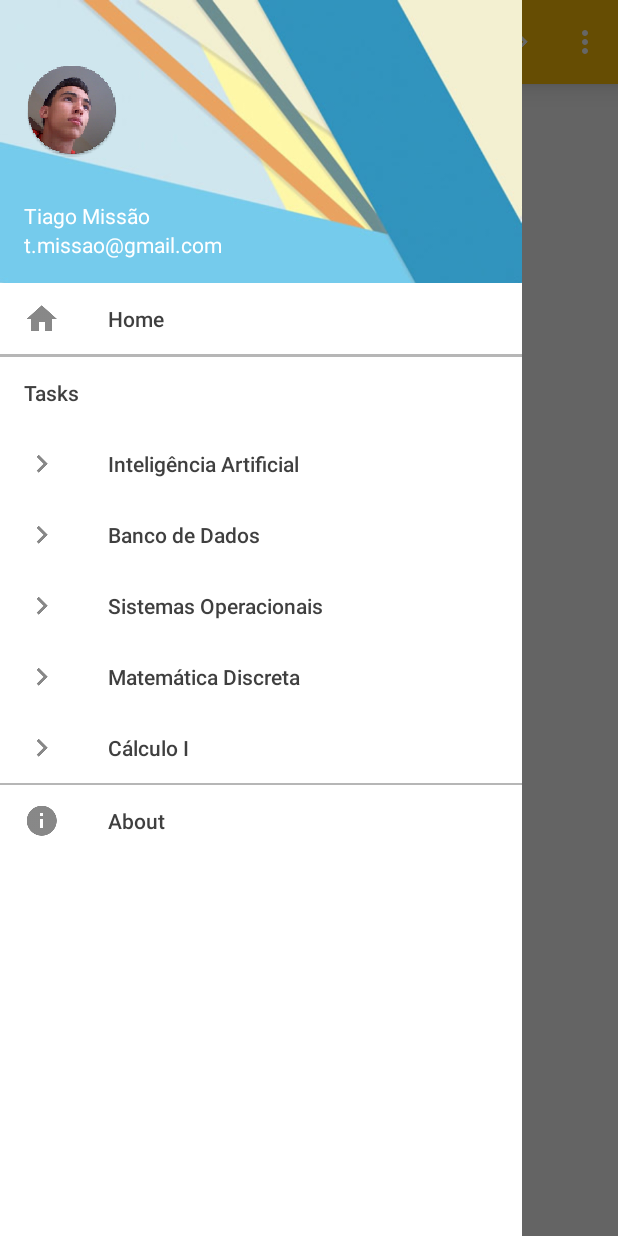
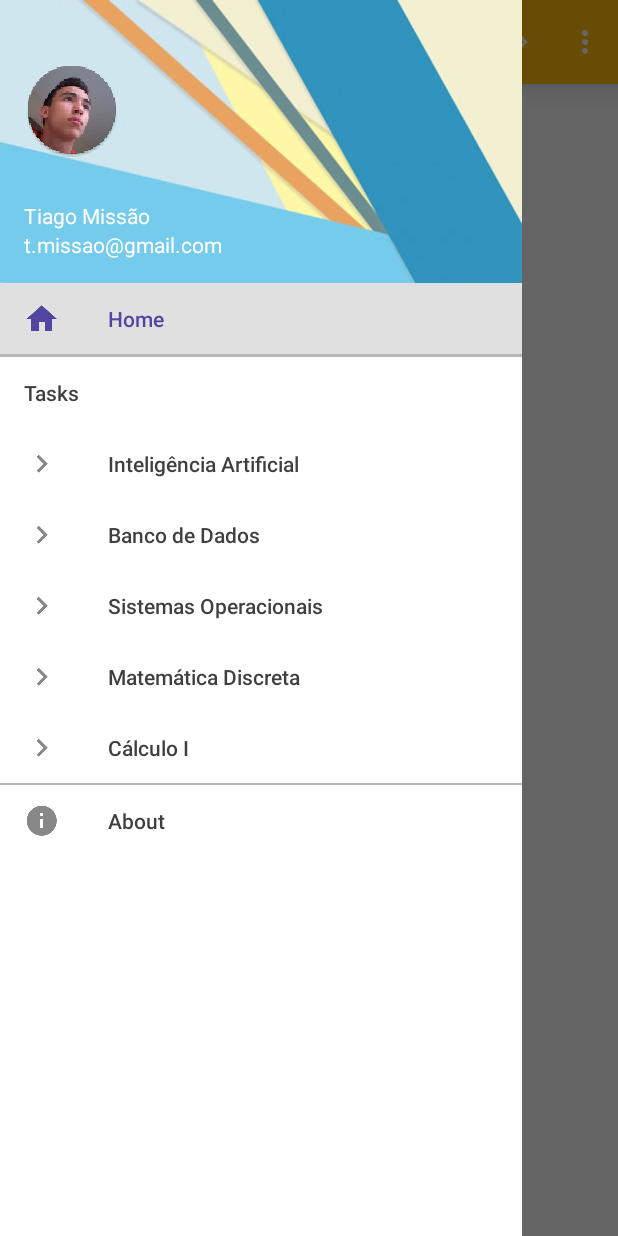
Before and after one commit to FernandaBernardo/b-easy-mobile, an Android app: the screen it shows after launch (MainActivity), with the side drawer open, on a phone screen of 412 x 824 dp. Run offline under Robolectric (Android 15) with nearby library versions, the phone set to English and light mode, and no system bars.

Commit message:
Fix Bug Selector slide menu

```diff
--- a/app/src/main/java/br/com/b_easy/Activity/MainActivity.java
+++ b/app/src/main/java/br/com/b_easy/Activity/MainActivity.java
@@ -13,6 +13,7 @@ import android.view.View;
 import android.widget.Toast;
 
 import br.com.b_easy.Fragment.HomeFragment;
+import br.com.b_easy.Fragment.TaskFragment;
 import br.com.b_easy.R;
 import br.liveo.Model.HelpLiveo;
 import br.liveo.interfaces.OnItemClickListener;
@@ -50,45 +51,55 @@ public class MainActivity extends NavigationLiveo implements OnItemClickListener
 
         // Creating items navigation
         mHelpLiveo = new HelpLiveo();
-        mHelpLiveo.add(getString(R.string.drawer_pag_inicial), R.drawable.ic_home_white_24dp);
+        mHelpLiveo.addColor(getString(R.string.drawer_pag_inicial), R.drawable.ic_home_white_24dp, R.color.primaryTextColor);
         mHelpLiveo.addSubHeader(getString(R.string.drawer_pag_tarefas));
 
         /****************************************
          *        Pegar do Banco de Dados       *
          ***************************************/
 
-        mHelpLiveo.add(getString(R.string.drawer_pag_IA), R.drawable.ic_navigate_next_white_24dp);
-        mHelpLiveo.add(getString(R.string.drawer_pag_BD),  R.drawable.ic_navigate_next_white_24dp);
-        mHelpLiveo.add(getString(R.string.drawer_pag_SO),  R.drawable.ic_navigate_next_white_24dp);
-        mHelpLiveo.add(getString(R.string.drawer_pag_MD),  R.drawable.ic_navigate_next_white_24dp);
-        mHelpLiveo.add(getString(R.string.drawer_pag_Calc), R.drawable.ic_navigate_next_white_24dp);
+        mHelpLiveo.addColor(getString(R.string.drawer_pag_IA), R.drawable.ic_navigate_next_white_24dp, R.color.primaryTextColor);
+        mHelpLiveo.addColor(getString(R.string.drawer_pag_BD), R.drawable.ic_navigate_next_white_24dp, R.color.primaryTextColor);
+        mHelpLiveo.addColor(getString(R.string.drawer_pag_SO), R.drawable.ic_navigate_next_white_24dp, R.color.primaryTextColor);
+        mHelpLiveo.addColor(getString(R.string.drawer_pag_MD), R.drawable.ic_navigate_next_white_24dp, R.color.primaryTextColor);
+        mHelpLiveo.addColor(getString(R.string.drawer_pag_Calc), R.drawable.ic_navigate_next_white_24dp,  R.color.primaryTextColor);
 
         mHelpLiveo.addSeparator();
 
-        mHelpLiveo.add(getString(R.string.drawer_pag_about), R.drawable.ic_info_white_24dp);
+        mHelpLiveo.addColor(getString(R.string.drawer_pag_about), R.drawable.ic_info_white_24dp, R.color.primaryTextColor);
 
         //{optional} - Header Customization - method customHeader
 //        View mCustomHeader = getLayoutInflater().inflate(R.layout.custom_header_user, this.getListView(), false);
 //        ImageView imageView = (ImageView) mCustomHeader.findViewById(R.id.imageView);
 
-        with(this).startingPosition(0) //Starting position in the list
+        int startPosition = 0;
+
+        with(this).startingPosition(startPosition) //Starting position in the list
                 .addAllHelpItem(mHelpLiveo.getHelp())
+                .colorItemDefault(R.color.primaryTextColor)
+                .removeFooter()
                 .colorItemSelected(R.color.accentColor)
+                .colorLineSeparator(R.color.dividerColor)
                 .setOnClickUser(onClickPhoto)
                 .setOnPrepareOptionsMenu(onPrepare)
-                .removeFooter()
-                .colorItemDefault(R.color.primaryTextColor)
-                .colorLineSeparator(R.color.dividerColor)
                 .build();
 
-        int position = this.getCurrentPosition();
-        this.setElevationToolBar(position != 2 ? 15 : 0);
+        super.setCurrentPosition(startPosition);
+        super.setCheckedItemNavigation(startPosition,true);
+
     }
 
     @Override
     public void onItemClick(int position) {
         Log.d("Item Clicked", "Position " + position);
-        trocaFragment("home");
+
+        super.setCurrentPosition(position);
+        super.setCheckedItemNavigation(position,true);
+
+        if(position == 0)
+            trocaFragment("home");
+        else
+            trocaFragment("task");
     }
 
     private OnPrepareOptionsMenuLiveo onPrepare = new OnPrepareOptionsMenuLiveo() {
@@ -114,7 +125,13 @@ public class MainActivity extends NavigationLiveo implements OnItemClickListener
     };
 
     public void trocaFragment(String tag){
-        Fragment fragment = new HomeFragment();
+        Fragment fragment;
+
+        if(tag.equals("home"))
+            fragment = new HomeFragment();
+        else{
+            fragment = new TaskFragment();
+        }
         FragmentTransaction ft = getSupportFragmentManager().beginTransaction();
         ft.replace(R.id.main_container,fragment,tag).commit();
 
```
Also changed, not shown: app/src/main/java/br/com/b_easy/Fragment/TaskFragment.java (added, +30 -0 lines), app/src/main/res/layout/fragment_task.xml (added, +13 -0 lines).
